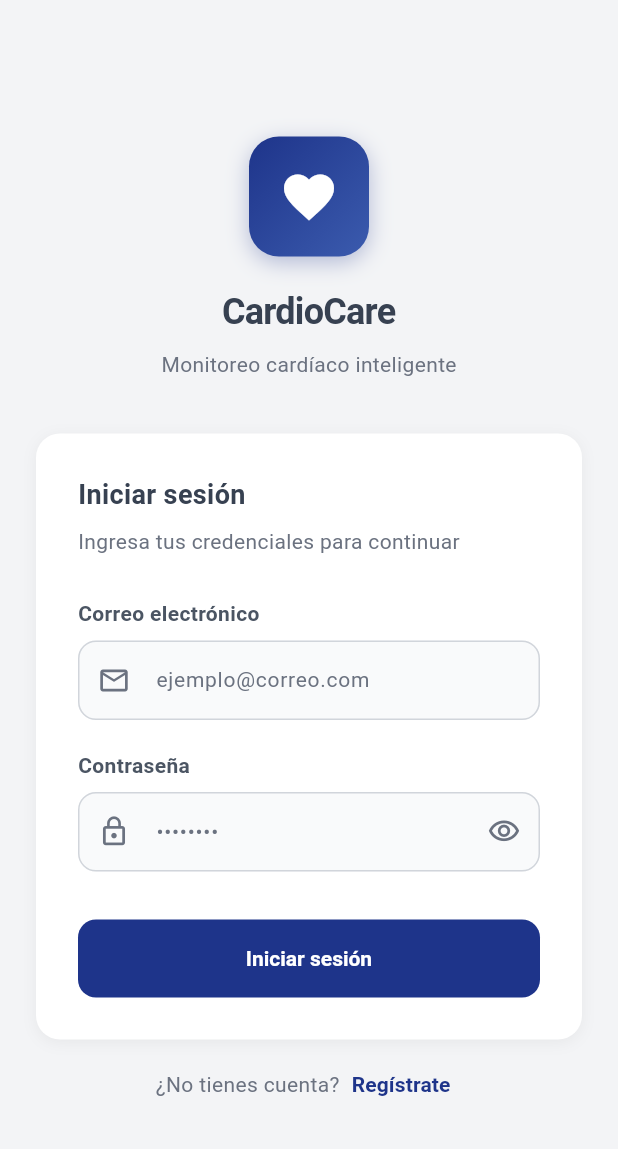
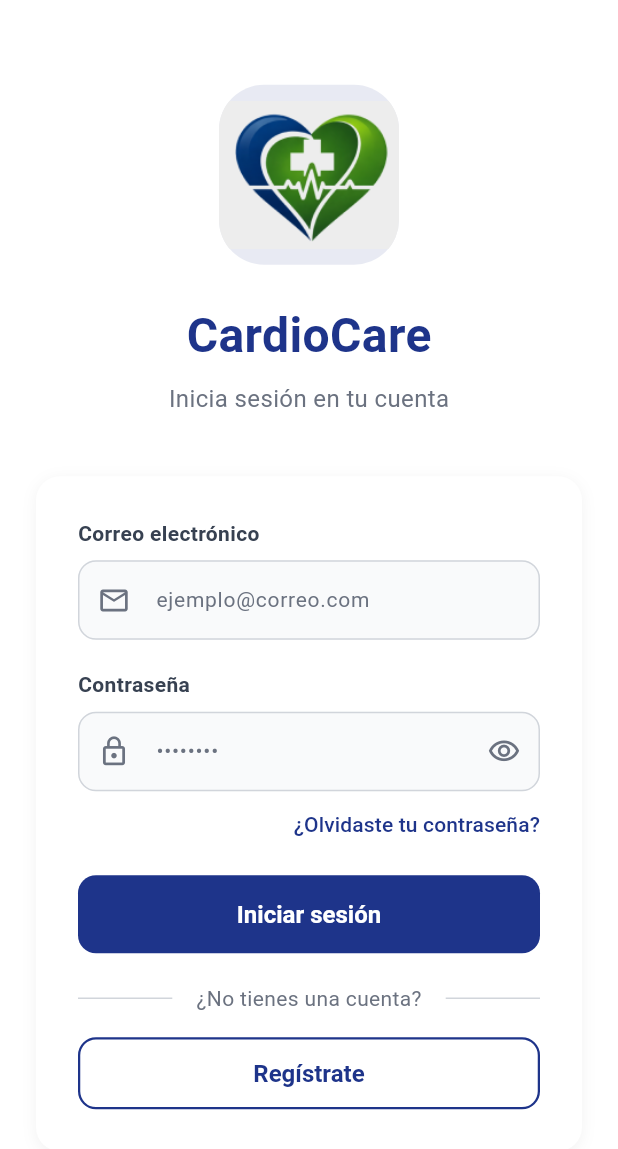
Before and after one commit to marcemooz03-crypto/Cardiocare, a Flutter app: the screen it shows after launch, on a phone screen of 412 x 824 dp. Shown: the top 1149 px of the screen. Run offline on Flutter 3.47's test engine with Material 3 defaults, Android fonts, the phone set to English and light mode, and no system bars; our stand-ins replace fl_chart, image_picker, shared_preferences, table_calendar.

Commit message:
Nuevos cambios

```diff
--- a/cardio_app/lib/screens/login_screen.dart
+++ b/cardio_app/lib/screens/login_screen.dart
@@ -24,7 +24,7 @@ class _LoginScreenState extends State<LoginScreen> {
 
   // Usar colores del tema global
   static const _primary = AppTheme.primary;
-  static const _bgColor = AppTheme.gray100;
+  static const _bgColor = AppTheme.white;
   static const _cardBg = AppTheme.white;
   static const _textMain = AppTheme.gray700;
   static const _textSub = AppTheme.gray500;
@@ -129,10 +129,8 @@ class _LoginScreenState extends State<LoginScreen> {
               crossAxisAlignment: CrossAxisAlignment.stretch,
               children: [
                 _buildLogo(),
-                const SizedBox(height: 36),
+                const SizedBox(height: 40),
                 _buildCard(),
-                const SizedBox(height: 20),
-                _buildRegisterLink(),
               ],
             ),
           ),
@@ -144,33 +142,40 @@ class _LoginScreenState extends State<LoginScreen> {
   Widget _buildLogo() {
     return Column(
       children: [
+        // Logo con imagen
         Container(
-          width: 80,
-          height: 80,
+          width: 120,
+          height: 120,
           decoration: BoxDecoration(
-            gradient: _gradientPrimary,
-            borderRadius: BorderRadius.circular(20),
-            boxShadow: [
-              BoxShadow(
-                color: _primary.withOpacity(0.3),
-                blurRadius: 12,
-                offset: const Offset(0, 4),
-              ),
-            ],
+            color: _primary.withOpacity(0.1),
+            borderRadius: BorderRadius.circular(30),
           ),
-          child: const Icon(Icons.favorite, color: Colors.white, size: 40),
+          child: ClipRRect(
+            borderRadius: BorderRadius.circular(30),
+            child: Image.asset(
+              'assets/images/Cardiocare.png',
+              fit: BoxFit.contain,
+              width: 120,
+              height: 120,
+            ),
+          ),
         ),
-        const SizedBox(height: 20),
+        const SizedBox(height: 24),
+        // Título
         Text(
           "CardioCare",
-          style: AppTheme.headline2.copyWith(
-            letterSpacing: -0.5,
+          style: AppTheme.headline1.copyWith(
+            fontWeight: FontWeight.bold,
+            color: _primary,
           ),
         ),
         const SizedBox(height: 8),
+        // Subtítulo
         Text(
-          "Monitoreo cardíaco inteligente",
-          style: AppTheme.body2.copyWith(color: _textSub),
+          "Inicia sesión en tu cuenta",
+          style: AppTheme.body1.copyWith(
+            color: _textSub,
+          ),
         ),
       ],
     );
@@ -187,17 +192,7 @@ class _LoginScreenState extends State<LoginScreen> {
       child: Column(
         crossAxisAlignment: CrossAxisAlignment.stretch,
         children: [
-          Text(
-            "Iniciar sesión",
-            style: AppTheme.title1,
-          ),
-          const SizedBox(height: 8),
-          Text(
-            "Ingresa tus credenciales para continuar",
-            style: AppTheme.body2.copyWith(color: _textSub),
-          ),
-          const SizedBox(height: 28),
-
+          // Campo de correo
           _fieldLabel("Correo electrónico"),
           const SizedBox(height: 8),
           TextField(
@@ -209,6 +204,7 @@ class _LoginScreenState extends State<LoginScreen> {
           ),
           const SizedBox(height: 20),
 
+          // Campo de contraseña
           _fieldLabel("Contraseña"),
           const SizedBox(height: 8),
           TextField(
@@ -228,13 +224,45 @@ class _LoginScreenState extends State<LoginScreen> {
               ),
             ),
           ),
-          const SizedBox(height: 32),
+          const SizedBox(height: 12),
 
+          // ¿Olvidaste tu contraseña?
+          Align(
+            alignment: Alignment.centerRight,
+            child: TextButton(
+              onPressed: () {
+                // TODO: Implementar recuperación de contraseña
+                _mostrarMensaje("Función en desarrollo", esError: false);
+              },
+              style: TextButton.styleFrom(
+                foregroundColor: _primary,
+                padding: EdgeInsets.zero,
+                minimumSize: Size.zero,
+                tapTargetSize: MaterialTapTargetSize.shrinkWrap,
+              ),
+              child: Text(
+                "¿Olvidaste tu contraseña?",
+                style: AppTheme.body2.copyWith(
+                  fontWeight: FontWeight.w500,
+                  color: _primary,
+                ),
+              ),
+            ),
+          ),
+          const SizedBox(height: 24),
+
+          // Botón de inicio de sesión
           SizedBox(
             height: 52,
             child: ElevatedButton(
               onPressed: loading ? null : login,
-              style: AppTheme.primaryButtonStyle,
+              style: AppTheme.primaryButtonStyle.copyWith(
+                shape: MaterialStateProperty.all(
+                  RoundedRectangleBorder(
+                    borderRadius: BorderRadius.circular(12),
+                  ),
+                ),
+              ),
               child: loading
                   ? const SizedBox(
                       width: 22,
@@ -244,42 +272,59 @@ class _LoginScreenState extends State<LoginScreen> {
                         strokeWidth: 2.5,
                       ),
                     )
-                  : const Text("Iniciar sesión"),
+                  : const Text(
+                      "Iniciar sesión",
+                      style: TextStyle(
+                        fontSize: 16,
+                        fontWeight: FontWeight.w600,
+                      ),
+                    ),
+            ),
+          ),
+          const SizedBox(height: 20),
+
+          // Línea divisoria
+          Row(
+            children: [
+              Expanded(child: Divider(color: _border, thickness: 1)),
+              Padding(
+                padding: const EdgeInsets.symmetric(horizontal: 16),
+                child: Text(
+                  "¿No tienes una cuenta?",
+                  style: AppTheme.body2.copyWith(color: _textSub),
+                ),
+              ),
+              Expanded(child: Divider(color: _border, thickness: 1)),
+            ],
+          ),
+          const SizedBox(height: 16),
+
+          // Botón de registro
+          SizedBox(
+            height: 48,
+            child: OutlinedButton(
+              onPressed: () => Navigator.push(
+                context,
+                MaterialPageRoute(builder: (_) => const RegisterScreen()),
+              ),
+              style: OutlinedButton.styleFrom(
+                foregroundColor: _primary,
+                side: BorderSide(color: _primary, width: 1.5),
+                shape: RoundedRectangleBorder(
+                  borderRadius: BorderRadius.circular(12),
+                ),
+              ),
+              child: const Text(
+                "Regístrate",
+                style: TextStyle(
+                  fontSize: 16,
+                  fontWeight: FontWeight.w600,
+                ),
+              ),
             ),
           ),
         ],
       ),
-    );
-  }
-
-  Widget _buildRegisterLink() {
-    return Row(
-      mainAxisAlignment: MainAxisAlignment.center,
-      children: [
-        Text(
-          "¿No tienes cuenta?",
-          style: AppTheme.body2.copyWith(color: _textSub),
-        ),
-        TextButton(
-          onPressed: () => Navigator.push(
-            context,
-            MaterialPageRoute(builder: (_) => const RegisterScreen()),
-          ),
-          style: TextButton.styleFrom(
-            foregroundColor: _primary,
-            padding: const EdgeInsets.symmetric(horizontal: 8),
-            minimumSize: Size.zero,
-            tapTargetSize: MaterialTapTargetSize.shrinkWrap,
-          ),
-          child: Text(
-            "Regístrate",
-            style: AppTheme.body2.copyWith(
-              fontWeight: FontWeight.w600,
-              color: _primary,
-            ),
-          ),
-        ),
-      ],
     );
   }
 
@@ -288,6 +333,7 @@ class _LoginScreenState extends State<LoginScreen> {
       text,
       style: AppTheme.body2.copyWith(
         fontWeight: FontWeight.w600,
+        color: _textMain,
       ),
     );
   }
--- a/cardio_app/pubspec.yaml
+++ b/cardio_app/pubspec.yaml
@@ -69,6 +69,7 @@ flutter:
     - assets/images/profile.jpg
     - assets/images/medico.jpg
     - assets/images/admin.jpg
+    - assets/images/Cardiocare.png
 
   # To add assets to your application, add an assets section, like this:
   # assets:
```
Also changed, not shown: cardio_app/assets/images/Cardiocare.png (added).
